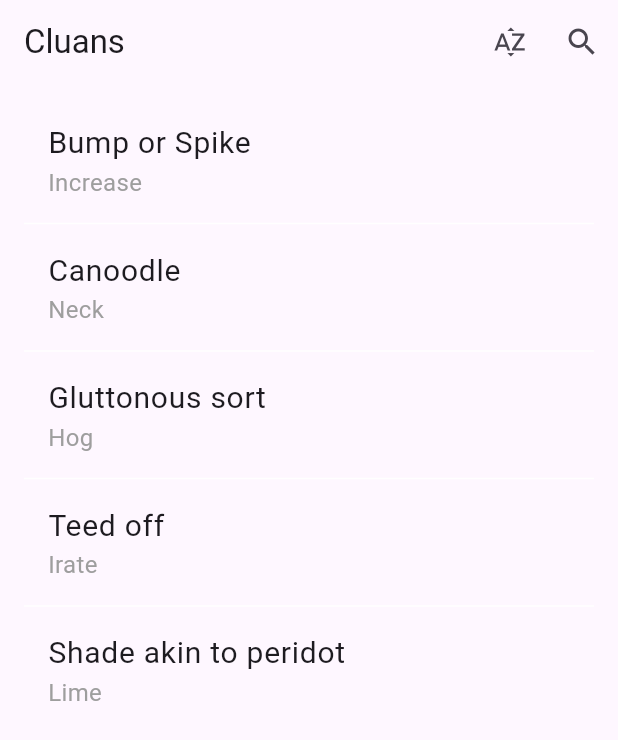
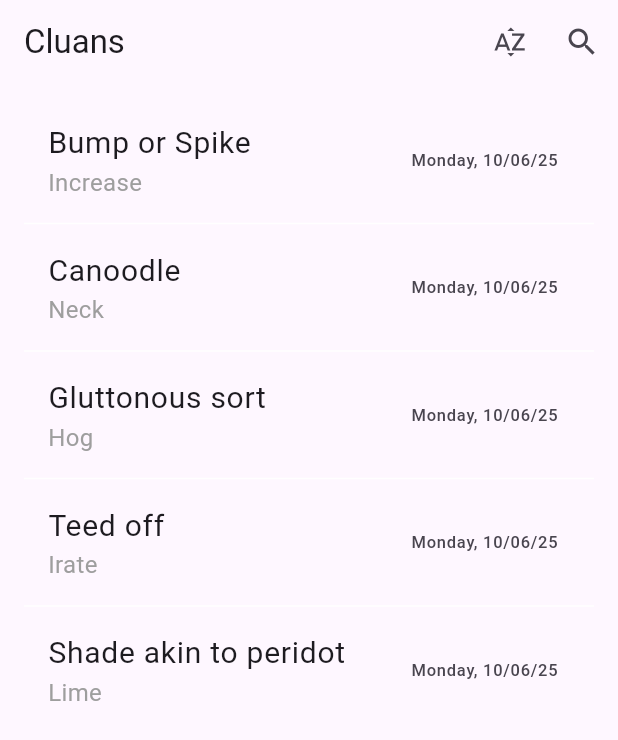
Before and after one commit to EmoneyCode/lab4_eat, a Flutter app: the screen it shows after launch, on a phone screen of 412 x 824 dp. Shown: the top 740 px of the screen. Run offline on Flutter 3.47's test engine with Material 3 defaults, Android fonts, the phone set to English and light mode, and no system bars.

Commit message:
added the trailing and added the date to the cluan class

```diff
--- a/lib/clauns.dart
+++ b/lib/clauns.dart
@@ -4,22 +4,15 @@ import 'package:flutter/material.dart';
 
 class Cluans extends ChangeNotifier {
   List<ClaunsModel> _cluans = [
-    ClaunsModel(clue: 'Bump or Spike', answer: 'Increase'),
-    ClaunsModel(clue: 'Canoodle', answer: 'Neck'),
-    ClaunsModel(clue: 'Gluttonous sort', answer: 'Hog'),
-    ClaunsModel(clue: 'Teed off', answer: 'Irate'),
-    ClaunsModel(clue: 'Shade akin to peridot', answer: 'Lime'),
+    ClaunsModel(clue: 'Bump or Spike', answer: 'Increase', date: 'Monday, 10/06/25'),
+    ClaunsModel(clue: 'Canoodle', answer: 'Neck', date: 'Monday, 10/06/25'),
+    ClaunsModel(clue: 'Gluttonous sort', answer: 'Hog', date: 'Monday, 10/06/25'),
+    ClaunsModel(clue: 'Teed off', answer: 'Irate', date: 'Monday, 10/06/25'),
+    ClaunsModel(clue: 'Shade akin to peridot', answer: 'Lime', date: 'Monday, 10/06/25'),
   ];
 
   List<ClaunsModel> get cluanContent => _cluans;
   int get numCluans => _cluans.length;
-
-  void addCluan({required String clue, required String answer}) {
-    _cluans.add(
-      ClaunsModel(clue: clue, answer: answer),
-    );
-    notifyListeners();
-  }
 
   void sortByClue(){
     _cluans.sort((a,b)=>a.clue!.toString().compareTo(b.clue!.toString()));
@@ -35,6 +28,7 @@ class Cluans extends ChangeNotifier {
 class ClaunsModel {
   String? clue;
   String? answer;
+  String? date;
 
-  ClaunsModel({required this.clue, required this.answer});
+  ClaunsModel({required this.clue, required this.answer, required this.date});
 }
--- a/lib/main.dart
+++ b/lib/main.dart
@@ -75,6 +75,7 @@ class ListViewPlayground extends StatelessWidget {
                     cluans.cluanContent[index].answer!,
                     style: TextStyle(fontSize: 16, color: Colors.grey),
                   ),
+                  trailing: Text(cluans.cluanContent[index].date!),
                 ),
               ),
             ),
```
